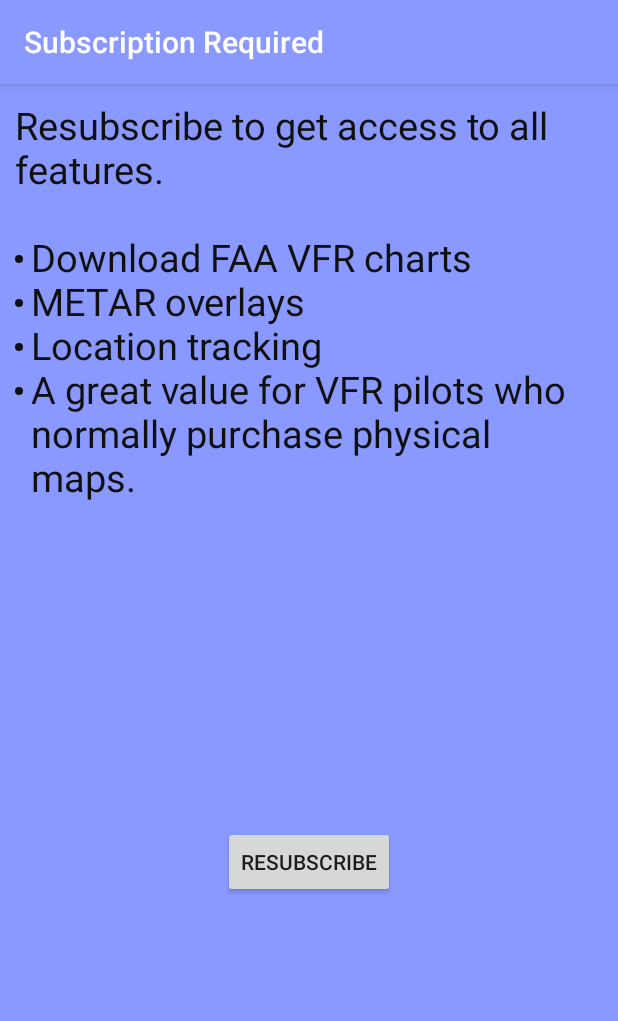
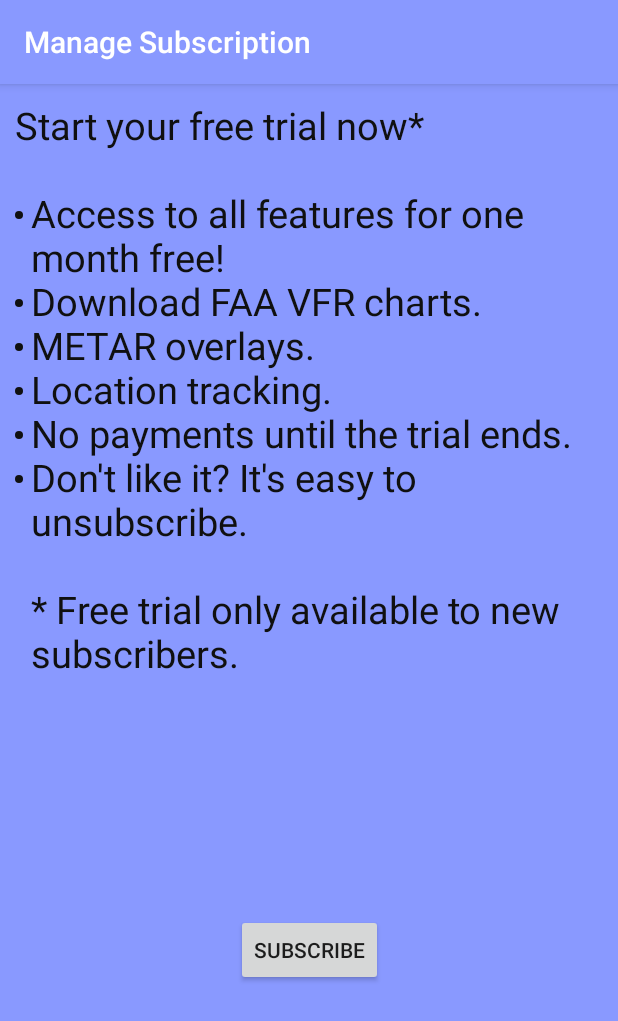
Before and after one commit to jcarter326613/blue-sky-charts, an Android app: the SubscriptionActivity screen opened directly, with no data from a screen before it, on a phone screen of 412 x 824 dp. Shown: the top 1021 px of the screen. Run offline under Robolectric (Android 15) with nearby library versions, the phone set to English and light mode, and no system bars; libraries missing offline, so code that uses them is left out: com.android.billingclient; 6 statements that could not run were skipped.

Commit message:
Added ability to manage existing subscription

```diff
--- a/vfr-green-app/app/src/main/AndroidManifest.xml
+++ b/vfr-green-app/app/src/main/AndroidManifest.xml
@@ -29,7 +29,7 @@
         <activity
             android:name=".subscription.SubscriptionActivity"
             android:theme="@style/AppTheme"
-            android:label="Subscription Required" />
+            android:label="Manage Subscription" />
         <activity
             android:name=".ConsentActivity"
             android:theme="@style/SplashTheme">
--- a/vfr-green-app/app/src/main/java/com/blueskycharts/app/subscription/SubscriptionActivity.kt
+++ b/vfr-green-app/app/src/main/java/com/blueskycharts/app/subscription/SubscriptionActivity.kt
@@ -36,22 +36,33 @@ class SubscriptionActivity : SubscriptionChecker(true, false)  {
     override fun onCreate(savedInstanceState: Bundle?) {
         super.onCreate(savedInstanceState)
         setContentView(R.layout.activity_subscription)
+        val newCustomer = intent.getBooleanExtra(NewCustomerParameter, true)
 
         val addSubscriptionButton = findViewById<Button>(R.id.add_subscription_button)
         addSubscriptionButton.setOnClickListener {
-            sendCustomerToOrderFlow()
+            if (newCustomer) {
+                sendCustomerToOrderFlow()
+            } else {
+                sendCustomerToManageSubscriptions()
+            }
         }
 
-        val newCustomer = intent.getBooleanExtra(NewCustomerParameter, false)
         if (newCustomer) {
             setupFreeTrialText()
         } else {
-            setupReturningCustomerText()
+            setupUnsubscribeText()
         }
     }
 
-    private fun setupReturningCustomerText() {
-        setupText(R.string.subscription_ad_returning_customer, R.string.subscription_ad_returning_customer_cta)
+    private fun sendCustomerToManageSubscriptions() {
+        val uri: Uri =
+            Uri.parse("https://play.google.com/store/account/subscriptions?sku=$skuBasicAnnual&package=com.blueskycharts.app")
+        val intent = Intent(Intent.ACTION_VIEW, uri)
+        startActivity(intent)
+    }
+
+    private fun setupUnsubscribeText() {
+        setupText(R.string.subscription_ad_unsubscribing_customer, R.string.subscription_ad_unsubscribing_customer_cta)
     }
 
     private fun setupFreeTrialText() {
--- a/vfr-green-app/app/src/main/java/com/blueskycharts/app/subscription/SubscriptionChecker.kt
+++ b/vfr-green-app/app/src/main/java/com/blueskycharts/app/subscription/SubscriptionChecker.kt
@@ -21,7 +21,6 @@ import java.util.concurrent.atomic.AtomicBoolean
 open class SubscriptionChecker(private val redirectOnPurchaseMade: Boolean, private val redirectOnNotPurchased: Boolean): AppCompatActivity(), BillingClientStateListener, PurchasesUpdatedListener {
     private var billingClient: BillingClient? = null
     private var subscriptionVerified = AtomicBoolean(false)
-    private val skuBasicAnnual = "basic.annual"
     var subscriptionStatus: SubscriptionStatus = SubscriptionStatus.Unknown
 
     override fun onCreate(savedInstanceState: Bundle?) {
@@ -103,7 +102,6 @@ open class SubscriptionChecker(private val redirectOnPurchaseMade: Boolean, priv
         }
 
         var isSubscriptionPurchased = false
-        var newCustomer = true
         if (billingClient.isFeatureSupported(BillingClient.FeatureType.SUBSCRIPTIONS).responseCode != BillingClient.BillingResponseCode.OK) {
             // Notify that they need to update their google play store application because subscriptions are not supported on their install
             if (!redirectOnNotPurchased) {
@@ -125,8 +123,6 @@ open class SubscriptionChecker(private val redirectOnPurchaseMade: Boolean, priv
                             isSubscriptionPurchased = true
                         }
                     }
-
-                    newCustomer = purchaseList.size == 0
                 }
             }
         }
@@ -135,7 +131,7 @@ open class SubscriptionChecker(private val redirectOnPurchaseMade: Boolean, priv
             subscriptionStatus = SubscriptionStatus.NotActive
             if (redirectOnNotPurchased) {
                 val intent = Intent(this, SubscriptionActivity::class.java)
-                intent.putExtra(SubscriptionActivity.NewCustomerParameter, newCustomer)
+                intent.putExtra(SubscriptionActivity.NewCustomerParameter, true)
                 startActivity(intent)
             }
         } else {
@@ -192,30 +188,6 @@ open class SubscriptionChecker(private val redirectOnPurchaseMade: Boolean, priv
     override fun onBillingSetupFinished(billingResult: BillingResult) {
         if (billingResult.responseCode ==  BillingClient.BillingResponseCode.OK) {
             verifySubscription()
-
-            /*
-            // Get the details on whether a free trial is available
-            GlobalScope.launch(Dispatchers.IO) {
-                val skuList = ArrayList<String>()
-                skuList.add(skuBasicAnnual)
-                val params = SkuDetailsParams.newBuilder()
-                params.setSkusList(skuList).setType(BillingClient.SkuType.SUBS)
-                val skuDetailsResult = billingClient?.querySkuDetails(params.build())
-                if (skuDetailsResult?.billingResult?.responseCode == BillingClient.BillingResponseCode.OK) {
-                    val iter = skuDetailsResult?.skuDetailsList?.iterator()
-                    if (iter != null) {
-                        for (detail in iter) {
-                            if (detail.sku == skuBasicAnnual) {
-                                val freeTrialCode = detail.freeTrialPeriod
-                                if (freeTrialCode.equals("P4W2D", true)) {
-                                    freeTrialDuration = TrialDuration.Days14
-                                }
-                            }
-                        }
-                    }
-                }
-            }
-             */
         }
     }
 
@@ -224,4 +196,8 @@ open class SubscriptionChecker(private val redirectOnPurchaseMade: Boolean, priv
             billingClient?.startConnection(this@SubscriptionChecker)
         }
     }
+
+    companion object {
+        const val skuBasicAnnual = "basic.annual"
+    }
 }
--- a/vfr-green-app/app/src/main/res/layout/fragment_main_menu.xml
+++ b/vfr-green-app/app/src/main/res/layout/fragment_main_menu.xml
@@ -52,6 +52,12 @@
             android:layout_width="100dp"
             android:layout_height="100dp"
             android:text="Preferences" />
+
+        <Button
+            android:id="@+id/subscription"
+            android:layout_width="100dp"
+            android:layout_height="100dp"
+            android:text="Subscription" />
     </com.google.android.flexbox.FlexboxLayout>
 
     <com.google.android.flexbox.FlexboxLayout xmlns:android="http://schemas.android.com/apk/res/android"
--- a/vfr-green-app/app/src/main/res/values/strings.xml
+++ b/vfr-green-app/app/src/main/res/values/strings.xml
@@ -1,8 +1,10 @@
 <resources>
     <string name="app_name">Blue Sky Charts</string>
     <string name="main_menu_caption">Main Menu</string>
+    <string name="subscription_ad_unsubscribing_customer">Manage your subscription by clicking the button below.  This will allow you to perform the following activites.\n|Change payment method|Unsubscribe</string>
+    <string name="subscription_ad_unsubscribing_customer_cta">Manage Subscription</string>
     <string name="subscription_ad_returning_customer">Resubscribe to get access to all features.\n|Download FAA VFR charts|METAR overlays|Location tracking|A great value for VFR pilots who normally purchase physical maps.</string>
     <string name="subscription_ad_returning_customer_cta">Resubscribe</string>
-    <string name="subscription_ad_free_trial">Start your free trial now*\n|Access to all features for one month free!|Download FAA VFR charts|METAR overlays|Location tracking|No payments until the trial ends.|Don\'t like it?  It\'s easy to unsubscribe.\n\n* Free trial only available to new subscribers.</string>
-    <string name="subscription_ad_free_trial_cta">Start your free trial</string>
+    <string name="subscription_ad_free_trial">Start your free trial now*\n|Access to all features for one month free!|Download FAA VFR charts.|METAR overlays.|Location tracking.|No payments until the trial ends.|Don\'t like it?  It\'s easy to unsubscribe.\n\n* Free trial only available to new subscribers.</string>
+    <string name="subscription_ad_free_trial_cta">Subscribe</string>
 </resources>
```
Also changed, not shown: vfr-green-app/app/src/main/java/com/blueskycharts/app/menu/MainMenuFragment.kt (+10 -0 lines).
